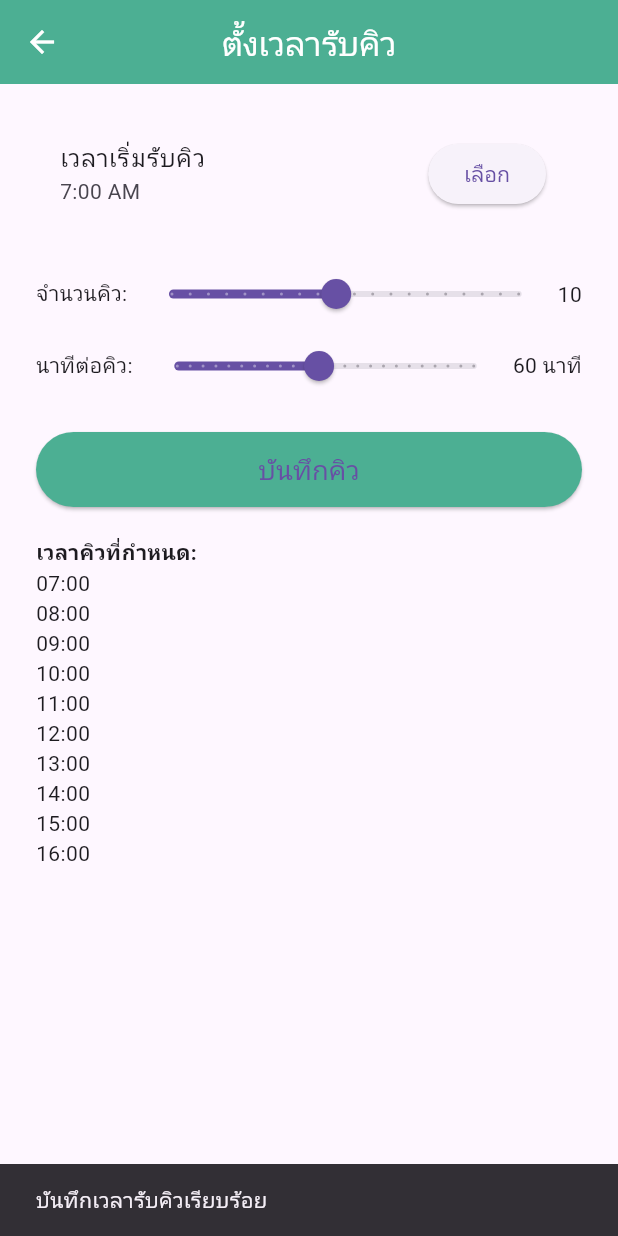
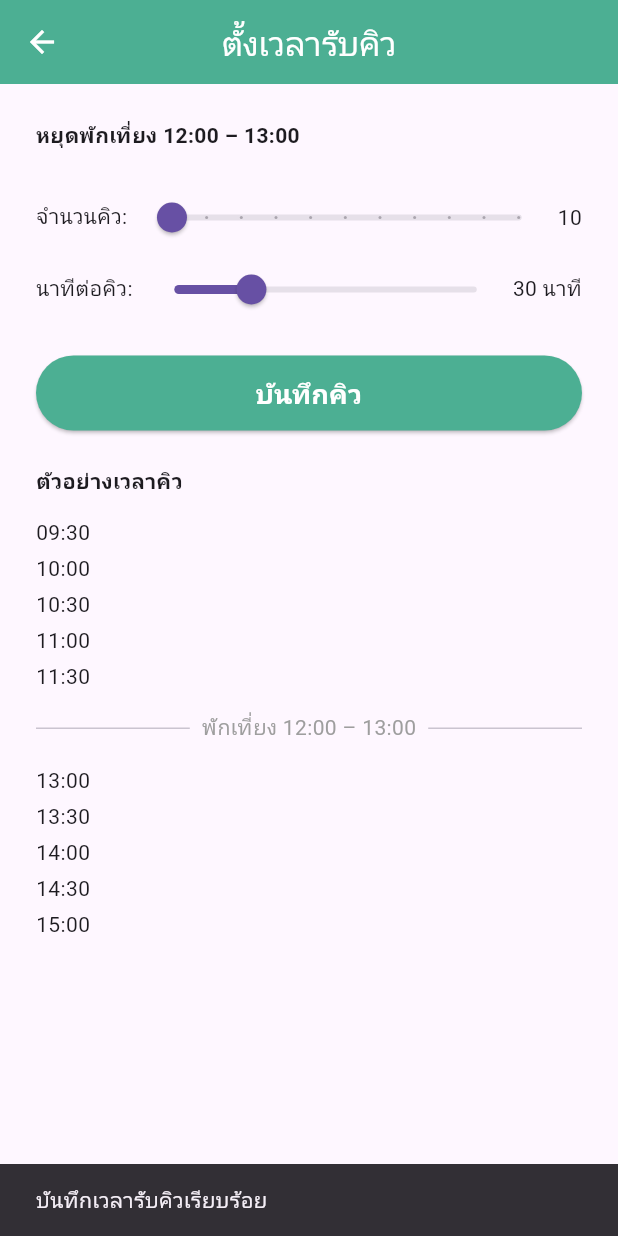
Before and after one commit to kott2556-debug/barber_queue, a Flutter app: the AdminSetTimeScreen screen opened directly, after a tap on "บันทึกคิว", on a phone screen of 412 x 824 dp. Run offline on Flutter 3.47's test engine with Material 3 defaults, Android fonts, the phone set to English and light mode, and no system bars; our stand-ins replace cloud_firestore, firebase_core, shared_preferences; accounts and stored records are empty.

Commit message:
ปรับหน้าตั้งคิว ตั้งเวลา และให้แสดงผมที่หน้าจอง  สมบูรณ์ที่สุด 12-1-2569 เวลา 17.39 น.

```diff
--- a/lib/screens/admin_set_time_screen.dart
+++ b/lib/screens/admin_set_time_screen.dart
@@ -10,70 +10,37 @@ class AdminSetTimeScreen extends StatefulWidget {
 }
 
 class _AdminSetTimeScreenState extends State<AdminSetTimeScreen> {
-  TimeOfDay? _startTime;
   int _numQueues = 10;
   int _minutesPerQueue = 30;
 
   final QueueManager _qm = QueueManager();
+  List<String> _previewTimes = [];
 
-  List<String> _generatedTimes = [];
-
-  @override
-  void initState() {
-    super.initState();
-    _loadExistingTimes();
-  }
-
-  void _loadExistingTimes() {
-    final times = _qm.availableTimes;
-    if (times.isEmpty) return;
-
-    _generatedTimes = List.from(times);
-
-    final first = times.first.split(':');
-    _startTime = TimeOfDay(
-      hour: int.parse(first[0]),
-      minute: int.parse(first[1]),
+  Future<void> _save() async {
+    final times = QueueTimeCalculator.generateWithLunchAnchor(
+      totalQueues: _numQueues,
+      minutesPerQueue: _minutesPerQueue,
     );
 
-    _numQueues = times.length;
-
-    if (times.length >= 2) {
-      final firstMin =
-          int.parse(times[0].split(':')[0]) * 60 +
-          int.parse(times[0].split(':')[1]);
-      final secondMin =
-          int.parse(times[1].split(':')[0]) * 60 +
-          int.parse(times[1].split(':')[1]);
-
-      _minutesPerQueue = (secondMin - firstMin).clamp(5, 120);
-    }
-  }
-
-  void _generateTimes() {
-    if (_startTime == null) return;
-
-    _generatedTimes = QueueTimeCalculator.generateTimes(
-      startTime: _startTime!,
-      count: _numQueues,
-      minutesPerQueue: _minutesPerQueue,
-    );
-  }
-
-  Future<void> _save() async {
-    _generateTimes();
-    await _qm.saveAvailableTimes(_generatedTimes);
+    await _qm.saveAvailableTimes(times);
 
     if (!mounted) return;
     ScaffoldMessenger.of(context).showSnackBar(
       const SnackBar(content: Text('บันทึกเวลารับคิวเรียบร้อย')),
     );
 
-    setState(() {});
+    setState(() {
+      _previewTimes = times;
+    });
   }
 
   @override
   Widget build(BuildContext context) {
+    final morningTimes =
+        _previewTimes.where((t) => t.compareTo('12:00') < 0).toList();
+    final afternoonTimes =
+        _previewTimes.where((t) => t.compareTo('13:00') >= 0).toList();
+
     return Scaffold(
       appBar: AppBar(
         title: const Text('ตั้งเวลารับคิว'),
@@ -86,25 +53,11 @@ class _AdminSetTimeScreenState extends State<AdminSetTimeScreen> {
         child: Column(
           crossAxisAlignment: CrossAxisAlignment.start,
           children: [
-            ListTile(
-              title: const Text('เวลาเริ่มรับคิว'),
-              subtitle: Text(
-                _startTime != null
-                    ? _startTime!.format(context)
-                    : 'ยังไม่ได้เลือก',
-              ),
-              trailing: ElevatedButton(
-                onPressed: () async {
-                  final t = await showTimePicker(
-                    context: context,
-                    initialTime:
-                        _startTime ?? const TimeOfDay(hour: 9, minute: 0),
-                  );
-                  if (t != null) setState(() => _startTime = t);
-                },
-                child: const Text('เลือก'),
-              ),
+            const Text(
+              'หยุดพักเที่ยง 12:00 – 13:00',
+              style: TextStyle(fontWeight: FontWeight.bold),
             ),
+
             const SizedBox(height: 20),
 
             Row(
@@ -113,12 +66,13 @@ class _AdminSetTimeScreenState extends State<AdminSetTimeScreen> {
                 Expanded(
                   child: Slider(
                     value: _numQueues.toDouble(),
-                    min: 1,
+                    min: 10,
                     max: 20,
-                    divisions: 19,
+                    divisions: 10,
                     label: '$_numQueues',
-                    onChanged: (v) =>
-                        setState(() => _numQueues = v.toInt()),
+                    onChanged: (v) {
+                      setState(() => _numQueues = v.round());
+                    },
                   ),
                 ),
                 Text('$_numQueues'),
@@ -131,12 +85,13 @@ class _AdminSetTimeScreenState extends State<AdminSetTimeScreen> {
                 Expanded(
                   child: Slider(
                     value: _minutesPerQueue.toDouble(),
-                    min: 5,
-                    max: 120,
-                    divisions: 23,
+                    min: 20,
+                    max: 60,
+                    divisions: 40,
                     label: '$_minutesPerQueue',
-                    onChanged: (v) =>
-                        setState(() => _minutesPerQueue = v.toInt()),
+                    onChanged: (v) {
+                      setState(() => _minutesPerQueue = v.round());
+                    },
                   ),
                 ),
                 Text('$_minutesPerQueue นาที'),
@@ -144,25 +99,65 @@ class _AdminSetTimeScreenState extends State<AdminSetTimeScreen> {
             ),
 
             const SizedBox(height: 20),
+
             ElevatedButton(
-              onPressed: _startTime == null ? null : _save,
+              onPressed: _save,
               style: ElevatedButton.styleFrom(
                 minimumSize: const Size(double.infinity, 50),
                 backgroundColor: const Color(0xFF4CAF93),
               ),
               child: const Text(
                 'บันทึกคิว',
-                style: TextStyle(fontSize: 18),
+                style: TextStyle(
+                  fontSize: 18,
+                  color: Colors.white,
+                  fontWeight: FontWeight.bold,
+                ),
               ),
             ),
 
-            const SizedBox(height: 20),
-            if (_generatedTimes.isNotEmpty)
+            const SizedBox(height: 24),
+
+            if (_previewTimes.isNotEmpty) ...[
               const Text(
-                'เวลาคิวที่กำหนด:',
+                'ตัวอย่างเวลาคิว',
                 style: TextStyle(fontWeight: FontWeight.bold),
               ),
-            for (final t in _generatedTimes) Text(t),
+              const SizedBox(height: 12),
+
+              // -------- เช้า --------
+              for (final t in morningTimes)
+                Padding(
+                  padding: const EdgeInsets.symmetric(vertical: 2),
+                  child: Text(t),
+                ),
+
+              const SizedBox(height: 12),
+
+              // -------- พักเที่ยง --------
+              Row(
+                children: const [
+                  Expanded(child: Divider()),
+                  Padding(
+                    padding: EdgeInsets.symmetric(horizontal: 8),
+                    child: Text(
+                      'พักเที่ยง 12:00 – 13:00',
+                      style: TextStyle(color: Colors.grey),
+                    ),
+                  ),
+                  Expanded(child: Divider()),
+                ],
+              ),
+
+              const SizedBox(height: 12),
+
+              // -------- บ่าย --------
+              for (final t in afternoonTimes)
+                Padding(
+                  padding: const EdgeInsets.symmetric(vertical: 2),
+                  child: Text(t),
+                ),
+            ],
           ],
         ),
       ),
--- a/lib/utils/queue_manager.dart
+++ b/lib/utils/queue_manager.dart
@@ -1,7 +1,7 @@
 import 'dart:async';
-import '../services/firestore_service.dart';
 import 'package:flutter/material.dart';
 import 'package:cloud_firestore/cloud_firestore.dart';
+import '../services/firestore_service.dart';
 
 class QueueManager extends ChangeNotifier {
   // --------------------
@@ -11,7 +11,6 @@ class QueueManager extends ChangeNotifier {
   factory QueueManager() => _instance;
 
   QueueManager._internal() {
-    _initDefaultTimes();
     _listenBookingStatus();
     _listenAvailableTimes(); // 🔥 ฟังเวลาคิวจาก Firestore
   }
@@ -30,18 +29,23 @@ class QueueManager extends ChangeNotifier {
   String? get currentUserName => _currentUserName;
   String? get currentUserPhone => _currentUserPhone;
 
-  void setCurrentUser({required String name, required String phone}) {
+  void setCurrentUser({
+    required String name,
+    required String phone,
+  }) {
     _currentUserName = name;
     _currentUserPhone = phone;
     notifyListeners();
   }
 
   // --------------------
-  // เวลาที่เปิดให้จอง
+  // เวลาที่เปิดให้จอง (จาก Firestore เท่านั้น)
   // --------------------
   final List<String> _availableTimes = [];
-  List<String> get availableTimes => List.unmodifiable(_availableTimes);  // --------------------
-  // 🏷️ แปลงเวลาเป็นป้ายคิว (เช่น คิว 1, คิว 2)
+  List<String> get availableTimes => List.unmodifiable(_availableTimes);
+
+  // --------------------
+  // 🏷️ แปลงเวลา → ป้ายคิว
   // --------------------
   String getQueueLabel(String time) {
     final index = _availableTimes.indexOf(time);
@@ -49,25 +53,9 @@ class QueueManager extends ChangeNotifier {
     return 'คิว ${index + 1}';
   }
 
-
-  void _initDefaultTimes() {
-    if (_availableTimes.isEmpty) {
-      _availableTimes.addAll([
-        '07:00',
-        '08:00',
-        '09:00',
-        '10:00',
-        '11:00',
-        '13:00',
-        '14:00',
-        '15:00',
-        '16:00',
-        '17:00',
-      ]);
-    }
-  }
-
-  /// 🔥 Admin บันทึกเวลาคิว
+  // --------------------
+  // 🔥 Admin บันทึกเวลาคิว
+  // --------------------
   Future<void> saveAvailableTimes(List<String> times) async {
     _availableTimes
       ..clear()
@@ -83,7 +71,9 @@ class QueueManager extends ChangeNotifier {
     notifyListeners();
   }
 
-  /// 🔥 ฟังเวลาคิวจาก Firestore (ทุกเครื่อง sync พร้อมกัน)
+  // --------------------
+  // 🔥 Sync เวลาคิวจาก Firestore (Realtime)
+  // --------------------
   void _listenAvailableTimes() {
     _availableTimesSub = FirebaseFirestore.instance
         .collection('system_settings')
@@ -116,11 +106,11 @@ class QueueManager extends ChangeNotifier {
         .doc('booking')
         .snapshots()
         .listen((doc) {
-      if (doc.exists) {
-        final data = doc.data() as Map<String, dynamic>;
-        _isOpenForBooking = data['isOpen'] ?? true;
-        notifyListeners();
-      }
+      if (!doc.exists) return;
+
+      final data = doc.data() as Map<String, dynamic>;
+      _isOpenForBooking = data['isOpen'] ?? true;
+      notifyListeners();
     });
   }
 
@@ -128,11 +118,14 @@ class QueueManager extends ChangeNotifier {
     await FirebaseFirestore.instance
         .collection('system_settings')
         .doc('booking')
-        .set({'isOpen': open}, SetOptions(merge: true));
+        .set(
+      {'isOpen': open},
+      SetOptions(merge: true),
+    );
   }
 
   // --------------------
-  // เพิ่มคิว
+  // ➕ เพิ่มคิว (Transaction)
   // --------------------
   Future<void> addBooking({
     required String name,
@@ -143,7 +136,7 @@ class QueueManager extends ChangeNotifier {
       name: name,
       phone: phone,
       time: time,
-      queueLabel: 'คิว ${_availableTimes.indexOf(time) + 1}',
+      queueLabel: getQueueLabel(time),
     );
   }
 
--- a/lib/utils/queue_time_calculator.dart
+++ b/lib/utils/queue_time_calculator.dart
@@ -1,36 +1,54 @@
-import 'package:flutter/material.dart';
-
 class QueueTimeCalculator {
-  /// สร้างเวลาคิวตามที่ Admin ตั้ง
-  /// [startTime] เวลาเริ่ม
-  /// [count] จำนวนคิว
-  /// [minutesPerQueue] นาทีต่อคิว
-  static List<String> generateTimes({
-    required TimeOfDay startTime,
-    required int count,
+  static List<String> generateWithLunchAnchor({
+    required int totalQueues,
     required int minutesPerQueue,
   }) {
+    assert(minutesPerQueue >= 20 && minutesPerQueue <= 60);
+    assert(totalQueues >= 10 && totalQueues <= 20);
+
     final List<String> result = [];
 
-    DateTime current = DateTime(
-      0,
-      1,
-      1,
-      startTime.hour,
-      startTime.minute,
+    // ------------------
+    // Anchor points
+    // ------------------
+    final lunchStart = DateTime(0, 1, 1, 12, 0); // เริ่มพัก
+    final afternoonStart = DateTime(0, 1, 1, 13, 0); // เริ่มงานบ่ายจริง
+
+    // ------------------
+    // แบ่งคิว (เช้าไม่เกิน 5 คิว)
+    // ------------------
+    final int morningQueues = totalQueues >= 5 ? 5 : totalQueues;
+    final int afternoonQueues = totalQueues - morningQueues;
+
+    // ------------------
+    // เช้า (ถอยหลังจาก 12:00)
+    // ------------------
+    DateTime currentMorning = lunchStart.subtract(
+      Duration(minutes: minutesPerQueue * morningQueues),
     );
 
-    for (int i = 0; i < count; i++) {
-      result.add(
-        '${current.hour.toString().padLeft(2, '0')}:'
-        '${current.minute.toString().padLeft(2, '0')}',
-      );
+    for (int i = 0; i < morningQueues; i++) {
+      result.add(_fmt(currentMorning));
+      currentMorning =
+          currentMorning.add(Duration(minutes: minutesPerQueue));
+    }
 
-      current = current.add(
-        Duration(minutes: minutesPerQueue),
-      );
+    // ------------------
+    // บ่าย (เริ่มที่ 13:00 ตรง)
+    // ------------------
+    DateTime currentAfternoon = afternoonStart;
+
+    for (int i = 0; i < afternoonQueues; i++) {
+      result.add(_fmt(currentAfternoon));
+      currentAfternoon =
+          currentAfternoon.add(Duration(minutes: minutesPerQueue));
     }
 
     return result;
   }
+
+  static String _fmt(DateTime t) {
+    return '${t.hour.toString().padLeft(2, '0')}:'
+           '${t.minute.toString().padLeft(2, '0')}';
+  }
 }
```
